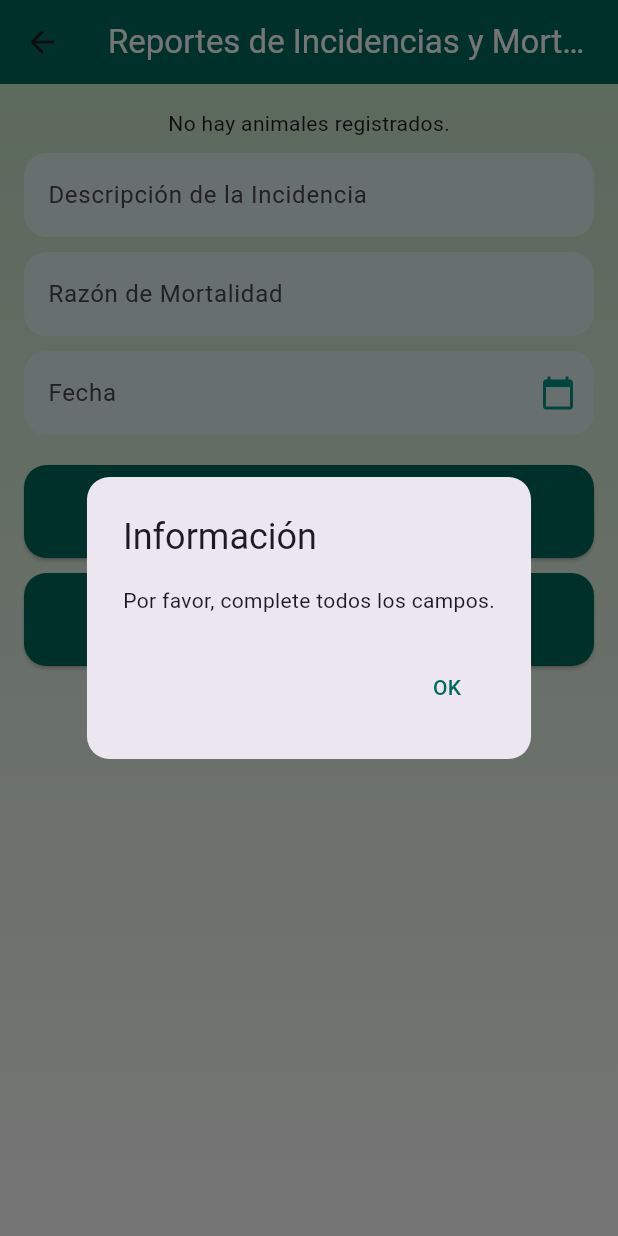
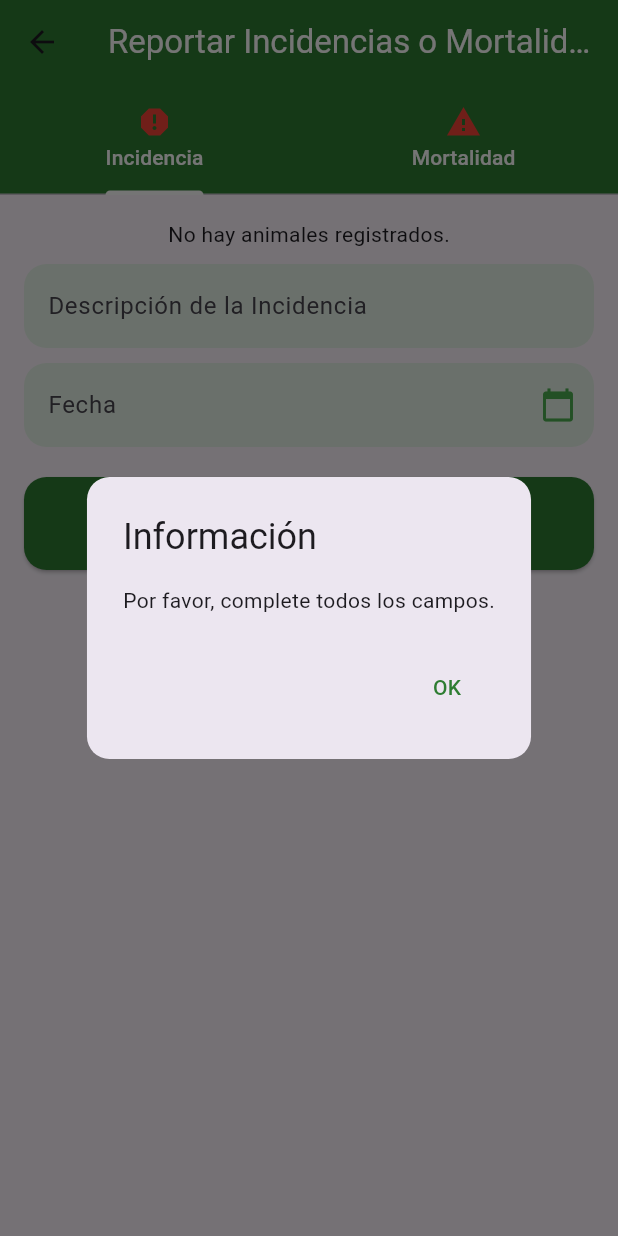
Before and after one commit to Suppra/BoviDataFirebase, a Flutter app: the IncidentMortalityReportScreen screen opened by its route, after a tap on "Reportar Incidencia", on a phone screen of 412 x 824 dp. Run offline on Flutter 3.47's test engine with Material 3 defaults, Android fonts, the phone set to English and light mode, and no system bars; our stand-ins replace cloud_firestore, firebase_auth, firebase_core; accounts and stored records are empty.

Commit message:
MEJORAS VISUALES 3.0

```diff
--- a/lib/vista/incident_mortality_report/incident_mortality_report_screen.dart
+++ b/lib/vista/incident_mortality_report/incident_mortality_report_screen.dart
@@ -3,94 +3,53 @@ import 'package:cloud_firestore/cloud_firestore.dart';
 
 class IncidentMortalityReportScreen extends StatefulWidget {
   @override
-  _IncidentMortalityReportScreenState createState() => _IncidentMortalityReportScreenState();
+  _IncidentMortalityReportScreenState createState() =>
+      _IncidentMortalityReportScreenState();
 }
 
-class _IncidentMortalityReportScreenState extends State<IncidentMortalityReportScreen> {
+class _IncidentMortalityReportScreenState
+    extends State<IncidentMortalityReportScreen> {
   String? _selectedAnimalId;
-  final TextEditingController _incidentDescriptionController = TextEditingController();
-  final TextEditingController _mortalityReasonController = TextEditingController();
+  final TextEditingController _incidentDescriptionController =
+      TextEditingController();
+  final TextEditingController _mortalityReasonController =
+      TextEditingController();
   final TextEditingController _dateController = TextEditingController();
-
-  Future<void> _reportIncident() async {
-    if (_selectedAnimalId == null || _incidentDescriptionController.text.isEmpty || _dateController.text.isEmpty) {
-      _showAlertDialog('Por favor, complete todos los campos.');
-      return;
-    }
-
-    try {
-      await FirebaseFirestore.instance.collection('incidents').add({
-        'animalId': _selectedAnimalId,
-        'description': _incidentDescriptionController.text,
-        'date': _dateController.text,
-      });
-
-      _showAlertDialog('Incidencia reportada con éxito.');
-      _clearFields();
-    } catch (e) {
-      _showAlertDialog('Error al reportar la incidencia.');
-    }
-  }
-
-  Future<void> _reportMortality() async {
-    if (_selectedAnimalId == null || _mortalityReasonController.text.isEmpty || _dateController.text.isEmpty) {
-      _showAlertDialog('Por favor, complete todos los campos.');
-      return;
-    }
-
-    try {
-      await FirebaseFirestore.instance.collection('mortality').add({
-        'animalId': _selectedAnimalId,
-        'reason': _mortalityReasonController.text,
-        'date': _dateController.text,
-      });
-
-      _showAlertDialog('Mortalidad reportada con éxito.');
-      _clearFields();
-    } catch (e) {
-      _showAlertDialog('Error al reportar la mortalidad.');
-    }
-  }
-
-  void _clearFields() {
-    setState(() {
-      _selectedAnimalId = null;
-      _incidentDescriptionController.clear();
-      _mortalityReasonController.clear();
-      _dateController.clear();
-    });
-  }
 
   @override
   Widget build(BuildContext context) {
-    return Scaffold(
-      appBar: AppBar(
-        title: Text('Reportes de Incidencias y Mortalidad', style: TextStyle(color: Colors.white)),
-        backgroundColor: Colors.teal[800],
-        elevation: 0,
-      ),
-      body: Container(
-        decoration: BoxDecoration(
-          gradient: LinearGradient(
-            colors: [Colors.green[100]!, Colors.white],
-            begin: Alignment.topCenter,
-            end: Alignment.bottomCenter,
+    return DefaultTabController(
+      length: 2,
+      child: Scaffold(
+        appBar: AppBar(
+          title: Text('Reportar Incidencias o Mortalidad',
+              style: TextStyle(color: Colors.white)),
+          backgroundColor: Colors.green[800],
+          elevation: 0,
+          bottom: TabBar(
+            indicatorColor: Colors.white,
+            tabs: [
+              Tab(
+                icon: Icon(Icons.report, color: Colors.red),
+                child: Text(
+                  'Incidencia',
+                  style: TextStyle(color: Colors.white),
+                ),
+              ),
+              Tab(
+                icon: Icon(Icons.warning, color: Colors.red),
+                child: Text(
+                  'Mortalidad',
+                  style: TextStyle(color: Colors.white),
+                ),
+              ),
+            ],
           ),
         ),
-        padding: const EdgeInsets.all(16.0),
-        child: ListView(
+        body: TabBarView(
           children: [
-            _buildAnimalDropdown(),
-            SizedBox(height: 10),
-            _buildTextField('Descripción de la Incidencia', _incidentDescriptionController),
-            SizedBox(height: 10),
-            _buildTextField('Razón de Mortalidad', _mortalityReasonController),
-            SizedBox(height: 10),
-            _buildDateField(context, 'Fecha', _dateController),
-            SizedBox(height: 20),
-            _buildActionButton('Reportar Incidencia', _reportIncident),
-            SizedBox(height: 10),
-            _buildActionButton('Reportar Mortalidad', _reportMortality),
+            _buildIncidentForm(),
+            _buildMortalityForm(),
           ],
         ),
       ),
@@ -102,7 +61,7 @@ class _IncidentMortalityReportScreenState extends State<IncidentMortalityReportS
       stream: FirebaseFirestore.instance.collection('animales').snapshots(),
       builder: (context, snapshot) {
         if (snapshot.connectionState == ConnectionState.waiting) {
-          return Center(child: CircularProgressIndicator(color: Colors.teal));
+          return Center(child: CircularProgressIndicator(color: Colors.green));
         }
 
         if (snapshot.hasError) {
@@ -131,7 +90,7 @@ class _IncidentMortalityReportScreenState extends State<IncidentMortalityReportS
           decoration: InputDecoration(
             labelText: 'Animal',
             filled: true,
-            fillColor: Colors.teal[50],
+            fillColor: Colors.green[50],
             border: OutlineInputBorder(
               borderRadius: BorderRadius.circular(15),
               borderSide: BorderSide.none,
@@ -142,13 +101,48 @@ class _IncidentMortalityReportScreenState extends State<IncidentMortalityReportS
     );
   }
 
+  Widget _buildIncidentForm() {
+    return Padding(
+      padding: const EdgeInsets.all(16.0),
+      child: ListView(
+        children: [
+          _buildAnimalDropdown(),
+          SizedBox(height: 10),
+          _buildTextField('Descripción de la Incidencia',
+              _incidentDescriptionController),
+          SizedBox(height: 10),
+          _buildDateField(context, 'Fecha', _dateController),
+          SizedBox(height: 20),
+          _buildActionButton('Reportar Incidencia', _reportIncident),
+        ],
+      ),
+    );
+  }
+
+  Widget _buildMortalityForm() {
+    return Padding(
+      padding: const EdgeInsets.all(16.0),
+      child: ListView(
+        children: [
+          _buildAnimalDropdown(),
+          SizedBox(height: 10),
+          _buildTextField('Razón de Mortalidad', _mortalityReasonController),
+          SizedBox(height: 10),
+          _buildDateField(context, 'Fecha', _dateController),
+          SizedBox(height: 20),
+          _buildActionButton('Reportar Mortalidad', _reportMortality),
+        ],
+      ),
+    );
+  }
+
   Widget _buildTextField(String label, TextEditingController controller) {
     return TextField(
       controller: controller,
       decoration: InputDecoration(
         labelText: label,
         filled: true,
-        fillColor: Colors.teal[50],
+        fillColor: Colors.green[50],
         border: OutlineInputBorder(
           borderRadius: BorderRadius.circular(15),
           borderSide: BorderSide.none,
@@ -157,15 +151,16 @@ class _IncidentMortalityReportScreenState extends State<IncidentMortalityReportS
     );
   }
 
-  Widget _buildDateField(BuildContext context, String label, TextEditingController controller) {
+  Widget _buildDateField(
+      BuildContext context, String label, TextEditingController controller) {
     return TextField(
       controller: controller,
       readOnly: true,
       decoration: InputDecoration(
         labelText: label,
         filled: true,
-        fillColor: Colors.teal[50],
-        suffixIcon: Icon(Icons.calendar_today, color: Colors.teal),
+        fillColor: Colors.green[50],
+        suffixIcon: Icon(Icons.calendar_today, color: Colors.green),
         border: OutlineInputBorder(
           borderRadius: BorderRadius.circular(15),
           borderSide: BorderSide.none,
@@ -179,7 +174,8 @@ class _IncidentMortalityReportScreenState extends State<IncidentMortalityReportS
           lastDate: DateTime(2100),
         );
         if (selectedDate != null) {
-          controller.text = '${selectedDate.day}/${selectedDate.month}/${selectedDate.year}';
+          controller.text =
+              '${selectedDate.day}/${selectedDate.month}/${selectedDate.year}';
         }
       },
     );
@@ -189,7 +185,7 @@ class _IncidentMortalityReportScreenState extends State<IncidentMortalityReportS
     return ElevatedButton(
       onPressed: onPressed,
       style: ElevatedButton.styleFrom(
-        backgroundColor: Colors.teal[800],
+        backgroundColor: Colors.green[800],
         padding: EdgeInsets.symmetric(vertical: 18),
         shape: RoundedRectangleBorder(borderRadius: BorderRadius.circular(15)),
       ),
@@ -198,6 +194,59 @@ class _IncidentMortalityReportScreenState extends State<IncidentMortalityReportS
         style: TextStyle(fontSize: 18, color: Colors.white),
       ),
     );
+  }
+
+  Future<void> _reportIncident() async {
+    if (_selectedAnimalId == null ||
+        _incidentDescriptionController.text.isEmpty ||
+        _dateController.text.isEmpty) {
+      _showAlertDialog('Por favor, complete todos los campos.');
+      return;
+    }
+
+    try {
+      await FirebaseFirestore.instance.collection('incidents').add({
+        'animalId': _selectedAnimalId,
+        'description': _incidentDescriptionController.text,
+        'date': _dateController.text,
+      });
+
+      _showAlertDialog('Incidencia reportada con éxito.');
+      _clearFields();
+    } catch (e) {
+      _showAlertDialog('Error al reportar la incidencia.');
+    }
+  }
+
+  Future<void> _reportMortality() async {
+    if (_selectedAnimalId == null ||
+        _mortalityReasonController.text.isEmpty ||
+        _dateController.text.isEmpty) {
+      _showAlertDialog('Por favor, complete todos los campos.');
+      return;
+    }
+
+    try {
+      await FirebaseFirestore.instance.collection('mortality').add({
+        'animalId': _selectedAnimalId,
+        'reason': _mortalityReasonController.text,
+        'date': _dateController.text,
+      });
+
+      _showAlertDialog('Mortalidad reportada con éxito.');
+      _clearFields();
+    } catch (e) {
+      _showAlertDialog('Error al reportar la mortalidad.');
+    }
+  }
+
+  void _clearFields() {
+    setState(() {
+      _selectedAnimalId = null;
+      _incidentDescriptionController.clear();
+      _mortalityReasonController.clear();
+      _dateController.clear();
+    });
   }
 
   Future<void> _showAlertDialog(String message) {
@@ -210,7 +259,7 @@ class _IncidentMortalityReportScreenState extends State<IncidentMortalityReportS
         actions: [
           TextButton(
             onPressed: () => Navigator.pop(context),
-            child: Text('OK', style: TextStyle(color: Colors.teal[800])),
+            child: Text('OK', style: TextStyle(color: Colors.green[800])),
           ),
         ],
       ),
```
Also changed, not shown: lib/vista/animal_management/animal_list_screen.dart (+20 -13 lines), lib/vista/animal_management/animal_management_screen.dart (+38 -13 lines), lib/vista/animal_management/animal_profile_edit_screen.dart (+30 -13 lines), lib/vista/inventory/inventory_management_screen.dart (+64 -33 lines), lib/vista/medicalhistory/medical_history_screen.dart (+17 -9 lines), 1 other file.
